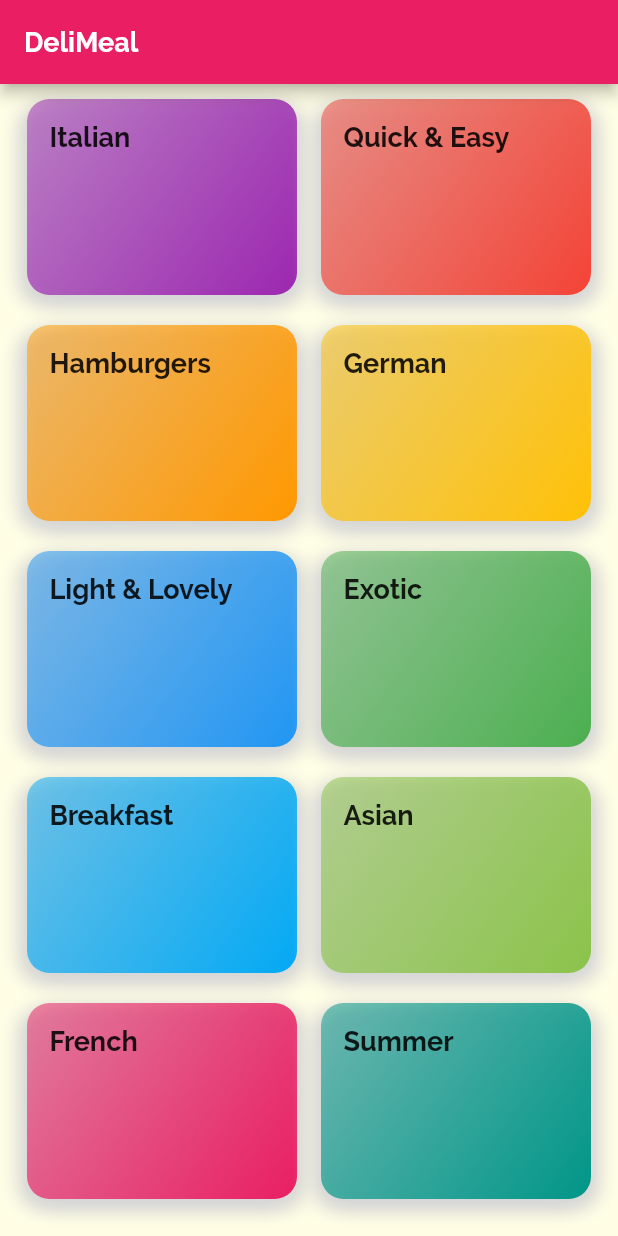
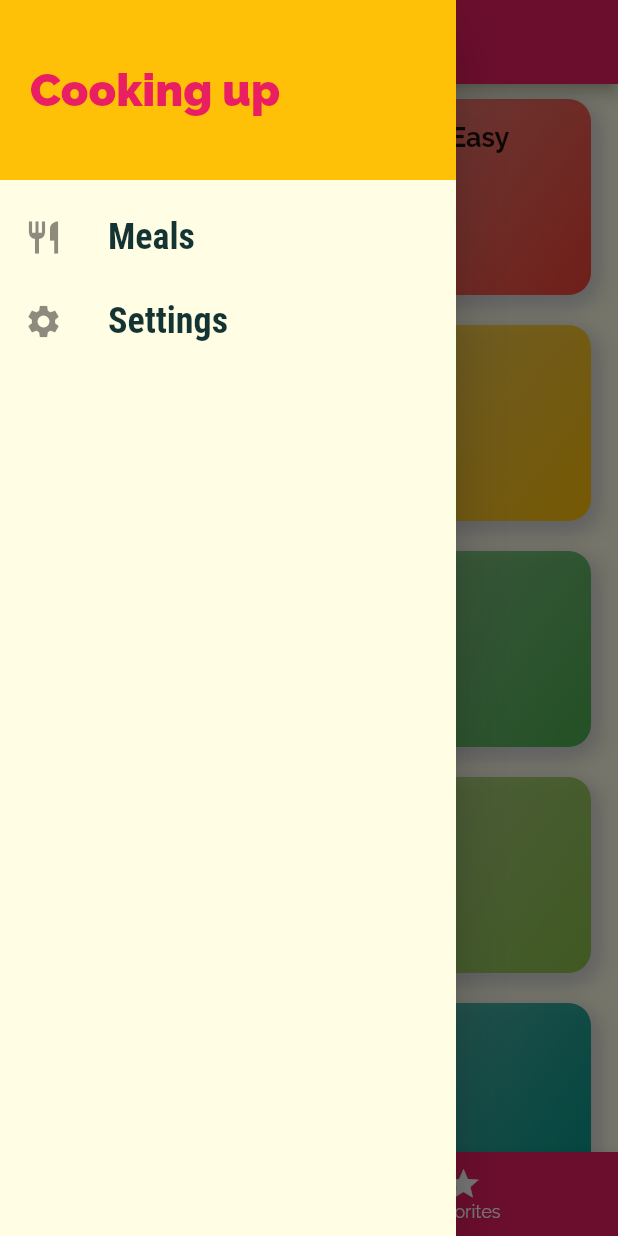
Before and after one commit to manishmedp/flutter-meals-app, a Flutter app: the screen it shows after launch, with the side drawer open (before the commit the screen has no drawer), on a phone screen of 412 x 824 dp. Run offline on Flutter 3.47's test engine with Material 2 defaults, Android fonts, the phone set to English and light mode, and no system bars.

Commit message:
App completed

```diff
--- a/lib/main.dart
+++ b/lib/main.dart
@@ -4,13 +4,76 @@ import 'dart:ui';
 
 import 'package:flutter/material.dart';
 
+import './dummy_data.dart';
+import './models/meal.dart';
 import './screens/categories_screen.dart';
 import './screens/category_meals_screen.dart';
+import './screens/filters_screen.dart';
 import './screens/meal_details_screen.dart';
+import './screens/tabs_screen.dart';
 
 void main() => runApp(MyApp());
 
-class MyApp extends StatelessWidget {
+class MyApp extends StatefulWidget {
+  @override
+  State<MyApp> createState() => _MyAppState();
+}
+
+class _MyAppState extends State<MyApp> {
+  Map<String, bool> _filters = {
+    'gluten': false,
+    'vegan': false,
+    'vegetarian': false,
+    'lactose': false,
+  };
+
+  List<Meal> _availableMeals = DUMMY_MEALS;
+
+  List<Meal> _favoriteMeals = [];
+
+  void _setFilters(Map<String, bool> filterData, toast) {
+    // print("in _setFilters:\n $filterData");
+    setState(() {
+      _filters = filterData;
+
+      toast();
+
+      _availableMeals = DUMMY_MEALS.where((meal) {
+        if (_filters['gluten'] && !meal.isGlutenFree) {
+          return false;
+        }
+        if (_filters['vegan'] && !meal.isVegan) {
+          return false;
+        }
+        if (_filters['vegetarian'] && !meal.isVegetarian) {
+          return false;
+        }
+        if (_filters['lactose'] && !meal.isLactoseFree) {
+          return false;
+        }
+        return true;
+      }).toList();
+    });
+  }
+
+  void _toggleFavorite(String mealId) {
+    final _existingIndex =
+        _favoriteMeals.indexWhere((meal) => mealId == meal.id);
+    if (_existingIndex >= 0) {
+      setState(() {
+        _favoriteMeals.removeAt(_existingIndex);
+      });
+    } else {
+      setState(() {
+        _favoriteMeals.add(DUMMY_MEALS.firstWhere((meal) => meal.id == mealId));
+      });
+    }
+  }
+
+  bool _isMealFavorite(String mealId) {
+    return _favoriteMeals.any((meal) => meal.id == mealId);
+  }
+
   @override
   Widget build(BuildContext context) {
     return MaterialApp(
@@ -29,9 +92,13 @@ class MyApp extends StatelessWidget {
                   fontWeight: FontWeight.bold))),
       initialRoute: "/",
       routes: {
-        '/': (ctx) => CategoriesScreen(),
-        CategoryMealsScreen.routeName: (ctx) => CategoryMealsScreen(),
-        MealDetailsScreen.routeName: (ctx) => MealDetailsScreen(),
+        // '/': (ctx) => CategoriesScreen(),
+        '/': (ctx) => TabsScreen(_favoriteMeals),
+        CategoryMealsScreen.routeName: (ctx) =>
+            CategoryMealsScreen(_availableMeals),
+        MealDetailsScreen.routeName: (ctx) =>
+            MealDetailsScreen(_toggleFavorite, _isMealFavorite),
+        FiltersScreen.routeName: (ctx) => FiltersScreen(_filters, _setFilters)
       },
       onGenerateRoute: (settings) {
         print(settings.arguments);
--- a/lib/screens/categories_screen.dart
+++ b/lib/screens/categories_screen.dart
@@ -8,9 +8,9 @@ class CategoriesScreen extends StatelessWidget {
 
   @override
   Widget build(BuildContext context) {
-    return Scaffold(
-      appBar: AppBar(title: const Text("DeliMeal")),
-      body: GridView(
+    return
+        // appBar: AppBar(title: const Text("DeliMeal")),
+        GridView(
             padding: const EdgeInsets.all(10),
             children: DUMMY_CATEGORIES.map((catData) {
               return CategoryItem(catData.id, catData.title, catData.color);
@@ -18,7 +18,6 @@ class CategoriesScreen extends StatelessWidget {
             gridDelegate: SliverGridDelegateWithMaxCrossAxisExtent(
                 maxCrossAxisExtent: 200,
                 childAspectRatio: 3 / 2,
-              mainAxisSpacing: 20)),
-    );
+                mainAxisSpacing: 20));
   }
 }
--- /dev/null
+++ b/lib/screens/tabs_screen.dart
@@ -0,0 +1,69 @@
+// ignore_for_file: deprecated_member_use
+
+import 'package:flutter/material.dart';
+
+import '../models/meal.dart';
+import '../screens/categories_screen.dart';
+import '../screens/favorites_screen.dart';
+import '../widgets/main_drawer.dart';
+
+class TabsScreen extends StatefulWidget {
+  static const routeName = "/tabs-screen";
+
+  final List<Meal> favoriteMeals;
+
+  TabsScreen(this.favoriteMeals);
+
+  @override
+  State<TabsScreen> createState() => _TabsScreenState();
+}
+
+class _TabsScreenState extends State<TabsScreen> {
+  List<Map<String, Object>> _pages;
+  int _selectedPageIndex = 0;
+
+  @override
+  void initState() {
+    super.initState();
+    _pages = [
+      {
+        'page': CategoriesScreen(),
+        'title': "Categories",
+      },
+      {'page': FavoritesScreen(widget.favoriteMeals), 'title': "Favorites"}
+    ];
+  }
+
+  void _selectPage(int index) {
+    setState(() {
+      _selectedPageIndex = index;
+    });
+  }
+
+  @override
+  Widget build(BuildContext context) {
+    return Scaffold(
+      appBar: AppBar(title: Text(_pages[_selectedPageIndex]['title'])),
+      drawer: Drawer(
+        child: MainDrawer(),
+      ),
+      body: _pages[_selectedPageIndex]['page'],
+      bottomNavigationBar: BottomNavigationBar(
+          onTap: _selectPage,
+          backgroundColor: Theme.of(context).primaryColor,
+          unselectedItemColor: Colors.white,
+          selectedItemColor: Theme.of(context).accentColor,
+          currentIndex: _selectedPageIndex,
+          selectedFontSize: 12,
+          unselectedFontSize: 12,
+          // type: BottomNavigationBarType.fixed,
+          items: [
+            BottomNavigationBarItem(
+                backgroundColor: Theme.of(context).primaryColor,
+                icon: Icon(Icons.category),
+                label: "Categories"),
+            BottomNavigationBarItem(icon: Icon(Icons.star), label: "Favorites"),
+          ]),
+    );
+  }
+}
--- /dev/null
+++ b/lib/screens/top_tabs_screen.dart
@@ -0,0 +1,34 @@
+import 'package:flutter/material.dart';
+import 'package:flutter_complete_guide/screens/categories_screen.dart';
+import 'package:flutter_complete_guide/screens/favorites_screen.dart';
+
+class TabsScreen extends StatefulWidget {
+  static const routeName = "/tabs-screen";
+
+  @override
+  State<TabsScreen> createState() => _TabsScreenState();
+}
+
+class _TabsScreenState extends State<TabsScreen> {
+  @override
+  Widget build(BuildContext context) {
+    return DefaultTabController(
+        length: 2,
+        initialIndex: 0,
+        child: Scaffold(
+          appBar: AppBar(
+              title: Text("Meals"),
+              bottom: TabBar(tabs: [
+                Tab(
+                  icon: Icon(Icons.category),
+                  text: "Categories",
+                ),
+                Tab(
+                  icon: Icon(Icons.star),
+                  text: "Favorite",
+                )
+              ])),
+          body: TabBarView(children: [CategoriesScreen(), FavoritesScreen()]),
+        ));
+  }
+}
--- a/lib/widgets/category_item.dart
+++ b/lib/widgets/category_item.dart
@@ -18,8 +18,9 @@ class CategoryItem extends StatelessWidget {
   Widget build(BuildContext context) {
     return InkWell(
       onTap: () => _selectCategory(context),
-      splashColor: Theme.of(context).primaryColor,
-      borderRadius: BorderRadius.circular(15),
+      // splashColor: Theme.of(context).primaryColor,
+      splashColor: Colors.black,
+      // borderRadius: BorderRadius.circular(15),
       child: Container(
         padding: const EdgeInsets.all(15),
         margin: const EdgeInsets.symmetric(horizontal: 8),
--- /dev/null
+++ b/lib/widgets/main_drawer.dart
@@ -0,0 +1,49 @@
+// ignore_for_file: deprecated_member_use
+
+import 'package:flutter/material.dart';
+import 'package:flutter_complete_guide/screens/filters_screen.dart';
+
+class MainDrawer extends StatelessWidget {
+  Widget _buildListTile(String title, IconData icon, Function tapHandler) {
+    return ListTile(
+      leading: Icon(
+        icon,
+        size: 26,
+      ),
+      title: Text(title,
+          style: TextStyle(
+              fontFamily: "RobotoCondensed",
+              fontSize: 24,
+              fontWeight: FontWeight.bold)),
+      onTap: tapHandler,
+    );
+  }
+
+  @override
+  Widget build(BuildContext context) {
+    return Center(
+        child: Column(
+      children: [
+        Container(
+          height: 120,
+          width: double.infinity,
+          padding: EdgeInsets.all(20),
+          alignment: Alignment.centerLeft,
+          color: Theme.of(context).accentColor,
+          child: Text("Cooking up",
+              style: TextStyle(
+                  fontWeight: FontWeight.w900,
+                  fontSize: 30,
+                  color: Theme.of(context).primaryColor)),
+        ),
+        SizedBox(height: 10),
+        _buildListTile("Meals", Icons.restaurant,
+            () => Navigator.of(context).pushReplacementNamed("/")),
+        _buildListTile("Settings", Icons.settings, () {
+          Navigator.of(context)
+              .pushReplacementNamed(FiltersScreen.routeName, arguments: {});
+        }),
+      ],
+    ));
+  }
+}
```
Also changed, not shown: lib/screens/category_meals_screen.dart (+51 -21 lines), lib/screens/favorites_screen.dart (added, +35 -0 lines), lib/screens/filters_screen.dart (added, +120 -0 lines), lib/screens/meal_details_screen.dart (+52 -20 lines), lib/widgets/meal_item.dart (+17 -8 lines), 1 other file. Lines whose indentation alone changed are shown as unchanged.
